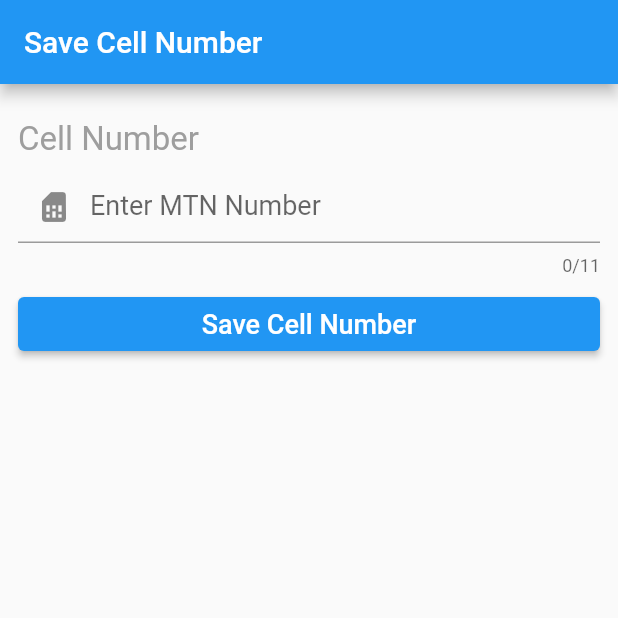
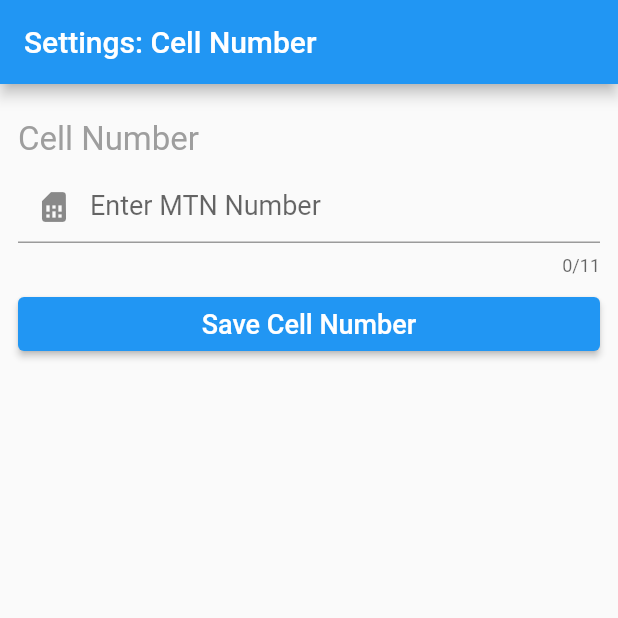
Before and after one commit to akabuezendudiha/ussd_dial, a Flutter app: the screen it shows after launch, on a phone screen of 412 x 824 dp, the top half of it. Run offline on Flutter 3.47's test engine with Material 2 defaults, Android fonts, the phone set to English and light mode, and no system bars; our stand-ins replace get_it, shared_preferences; missing offline and left inert: flutter_overlay_loader, ussd_service.

Commit message:
Updated the Cell Number page title to Settings: Cell Number

```diff
--- a/lib/main.dart
+++ b/lib/main.dart
@@ -20,7 +20,7 @@
       theme: ThemeData(
         primarySwatch: Colors.blue,
       ),
-      home: CellNumberPage(title: "Save Cell Number"),
+      home: CellNumberPage(title: "Settings: Cell Number"),
     );
   }
 }
```
